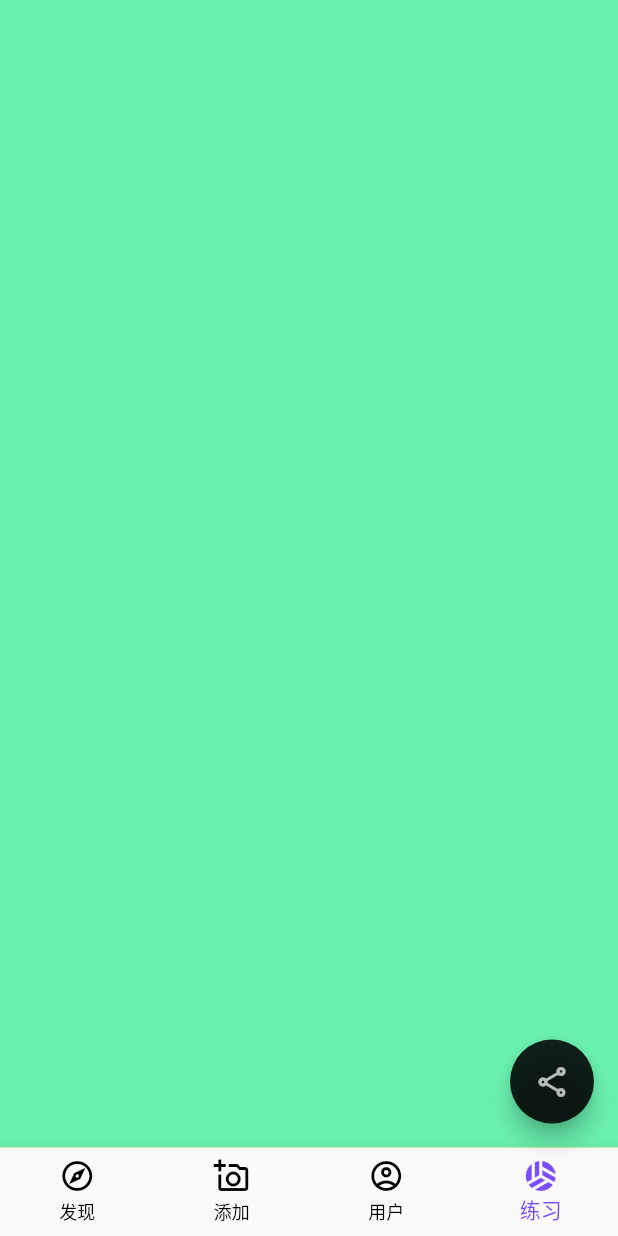
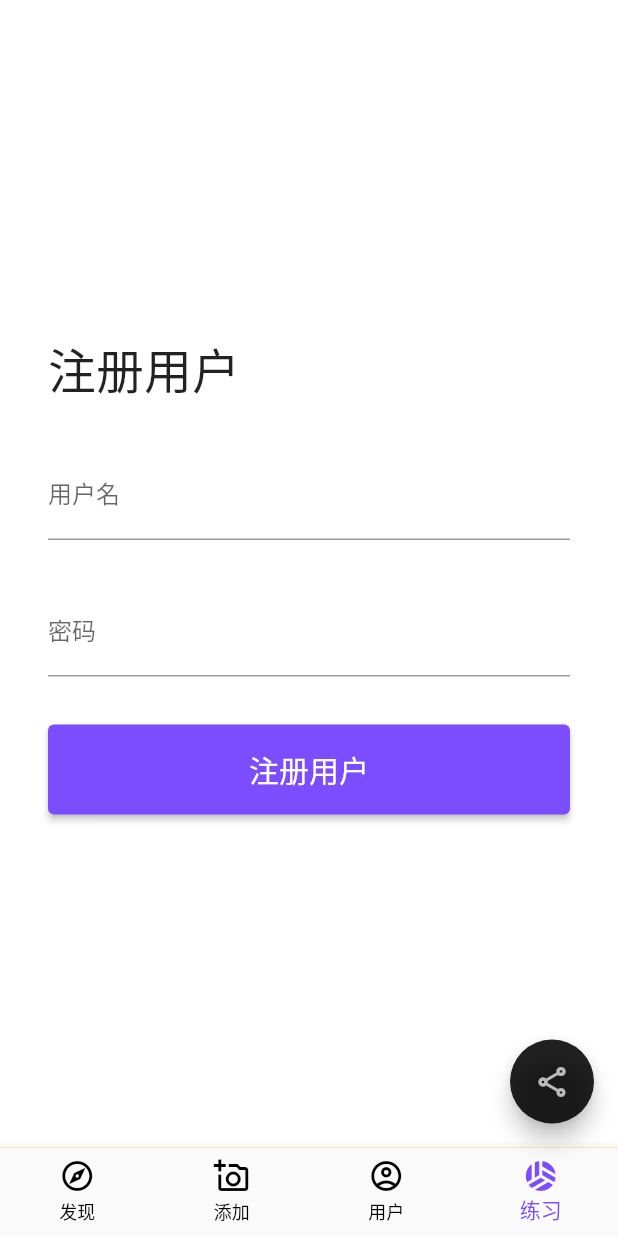
Before and after one commit to qweijiaq/GopherImage-flutter, a Flutter app: the screen it shows after launch, item 4 of the bottom bar chosen, on a phone screen of 412 x 824 dp. Run offline on Flutter 3.47's test engine with Material 2 defaults, Android fonts, the light colour scheme and no system bars; network calls fail.

Commit message:
练习表单元素

```diff
--- /dev/null
+++ b/lib/playground/input/playground_input.dart
@@ -0,0 +1,14 @@
+import 'package:GopherImage/user/create/user_create.dart';
+import 'package:flutter/material.dart';
+
+class PlaygroundInput extends StatelessWidget {
+  @override
+  Widget build(BuildContext context) {
+    return Container(
+      color: Colors.white,
+      padding: EdgeInsets.all(32),
+      width: double.infinity,
+      child: UserCreate(),
+    );
+  }
+}
--- a/lib/playground/playground.dart
+++ b/lib/playground/playground.dart
@@ -1,9 +1,9 @@
-import 'package:GopherImage/playground/layout/playground_layout.dart';
+import 'package:GopherImage/playground/input/playground_input.dart';
 import 'package:flutter/material.dart';
 
 class Playground extends StatelessWidget {
   @override
   Widget build(BuildContext context) {
-    return PlaygroundLayout();
+    return PlaygroundInput();
   }
 }
--- /dev/null
+++ b/lib/user/create/user_create.dart
@@ -0,0 +1,114 @@
+import 'package:flutter/material.dart';
+
+class UserCreate extends StatefulWidget {
+  @override
+  State<UserCreate> createState() => _UserCreateState();
+}
+
+class _UserCreateState extends State<UserCreate> {
+  String? name;
+  String? password;
+
+  final nameFieldKey = GlobalKey<FormFieldState>();
+  final passwordFieldKey = GlobalKey<FormFieldState>();
+
+  final nameFieldController = TextEditingController();
+  final passwordFieldController = TextEditingController();
+
+  final formKey = GlobalKey<FormState>();
+
+  @override
+  void dispose() {
+    super.dispose();
+    nameFieldController.dispose();
+    passwordFieldController.dispose();
+  }
+
+  @override
+  void initState() {
+    super.initState();
+    nameFieldController.addListener(() {
+      print('用户 ${nameFieldController.text}');
+    });
+    passwordFieldController.addListener(() {
+      print('密码 ${passwordFieldController.text}');
+    });
+
+    // nameFieldController.text = '李白';
+    // passwordFieldController.text = '123123';
+  }
+
+  @override
+  Widget build(BuildContext context) {
+    return Form(
+      key: formKey,
+      child: Column(
+        mainAxisAlignment: MainAxisAlignment.center,
+        crossAxisAlignment: CrossAxisAlignment.start,
+        children: [
+          Text(
+            '注册用户',
+            style: TextStyle(
+              fontWeight: FontWeight.w300,
+              fontSize: 32,
+            ),
+          ),
+          SizedBox(height: 32),
+          TextFormField(
+            key: nameFieldKey,
+            controller: nameFieldController,
+            decoration: InputDecoration(
+              labelText: '用户名',
+            ),
+            onChanged: (value) {
+              name = value;
+            },
+            autovalidateMode: AutovalidateMode.onUserInteraction,
+            validator: (value) {
+              if (value == null || value.isEmpty) {
+                return '请输入用户名';
+              }
+              return null;
+            },
+          ),
+          SizedBox(height: 32),
+          TextFormField(
+            key: passwordFieldKey,
+            controller: passwordFieldController,
+            obscureText: true,
+            decoration: InputDecoration(
+              labelText: '密码',
+            ),
+            onChanged: (value) {
+              password = value;
+            },
+            autovalidateMode: AutovalidateMode.onUserInteraction,
+            validator: (value) {
+              if (value == null || value.isEmpty) {
+                return '请输入密码';
+              }
+              if (value.isNotEmpty && value.length < 6) {
+                return '密码长度至少为 6 位';
+              }
+              return null;
+            },
+          ),
+          SizedBox(height: 32),
+          ElevatedButton(
+            style: ElevatedButton.styleFrom(
+                textStyle: TextStyle(fontSize: 20),
+                minimumSize: Size(double.infinity, 60)),
+            child: Text('注册用户'),
+            onPressed: () {
+              // nameFieldKey.currentState!.validate();
+              // passwordFieldKey.currentState!.validate();
+              formKey.currentState!.validate();
+              print(
+                  '注册用户 ${nameFieldKey.currentState!.value} ${passwordFieldKey.currentState!.value}');
+            },
+          ),
+        ],
+      ),
+    );
+  }
+}
--- a/pubspec.yaml
+++ b/pubspec.yaml
@@ -44,7 +44,7 @@ dev_dependencies:
   # activated in the `analysis_options.yaml` file located at the root of your
   # package. See that file for information about deactivating specific lint
   # rules and activating additional ones.
-  flutter_lints: ^2.0.0
+  # flutter_lints: ^2.0.0
 
 # For information on the generic Dart part of this file, see the
 # following page: https://dart.dev/tools/pub/pubspec
```
Also changed, not shown: pubspec.lock.
